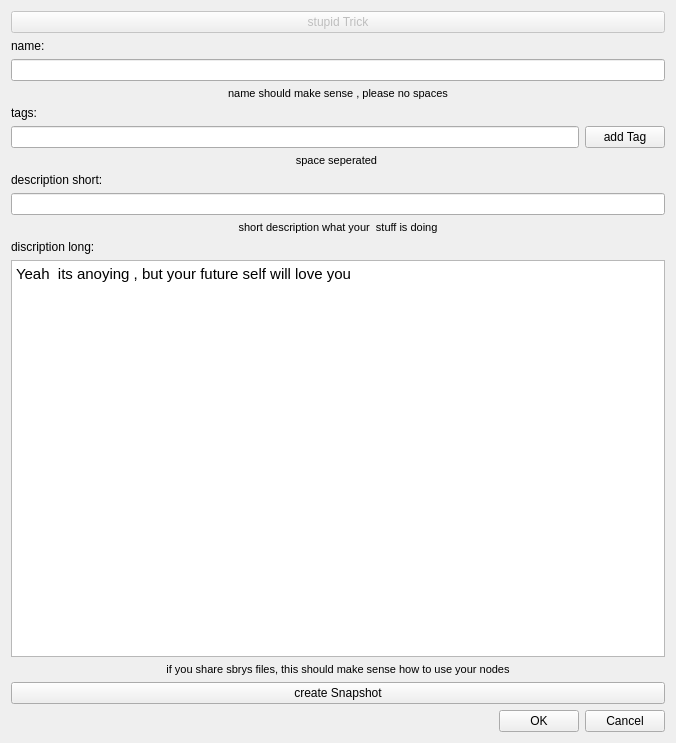
The window that ui/fileDialog.ui (rodstar97/sbrys) describes before a commit, drawn with Qt 5.
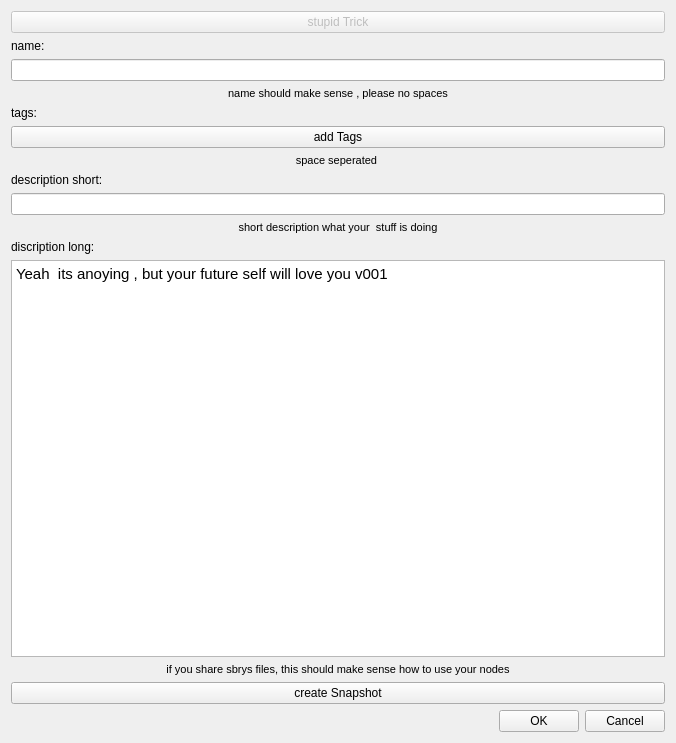
The same window after the commit.

```diff
--- a/ui/fileDialog.ui
+++ b/ui/fileDialog.ui
@@ -110,27 +110,11 @@
     </layout>
    </item>
    <item>
-    <layout class="QHBoxLayout" name="horizontalLayout">
-     <item>
-      <widget class="QLineEdit" name="tags_le">
-       <property name="sizePolicy">
-        <sizepolicy hsizetype="Expanding" vsizetype="Fixed">
-         <horstretch>0</horstretch>
-         <verstretch>0</verstretch>
-        </sizepolicy>
-       </property>
-       <property name="minimumSize">
-        <size>
-         <width>0</width>
-         <height>0</height>
-        </size>
-       </property>
-      </widget>
-     </item>
+    <layout class="QHBoxLayout" name="tags_hl">
      <item>
       <widget class="QPushButton" name="add_tag_pb">
        <property name="text">
-        <string>add Tag</string>
+        <string>add Tags</string>
        </property>
        <property name="autoDefault">
         <bool>true</bool>
@@ -211,7 +195,7 @@
 &lt;html&gt;&lt;head&gt;&lt;meta name=&quot;qrichtext&quot; content=&quot;1&quot; /&gt;&lt;style type=&quot;text/css&quot;&gt;
 p, li { white-space: pre-wrap; }
 &lt;/style&gt;&lt;/head&gt;&lt;body style=&quot; font-family:'Ubuntu'; font-size:11pt; font-weight:400; font-style:normal;&quot;&gt;
-&lt;p style=&quot; margin-top:0px; margin-bottom:0px; margin-left:0px; margin-right:0px; -qt-block-indent:0; text-indent:0px;&quot;&gt;Yeah  its anoying , but your future self will love you&lt;/p&gt;&lt;/body&gt;&lt;/html&gt;</string>
+&lt;p style=&quot; margin-top:0px; margin-bottom:0px; margin-left:0px; margin-right:0px; -qt-block-indent:0; text-indent:0px;&quot;&gt;Yeah  its anoying , but your future self will love you v001&lt;/p&gt;&lt;/body&gt;&lt;/html&gt;</string>
      </property>
     </widget>
    </item>
```
Left out of the diff: 7 changed lines with no effect on the pictures.
